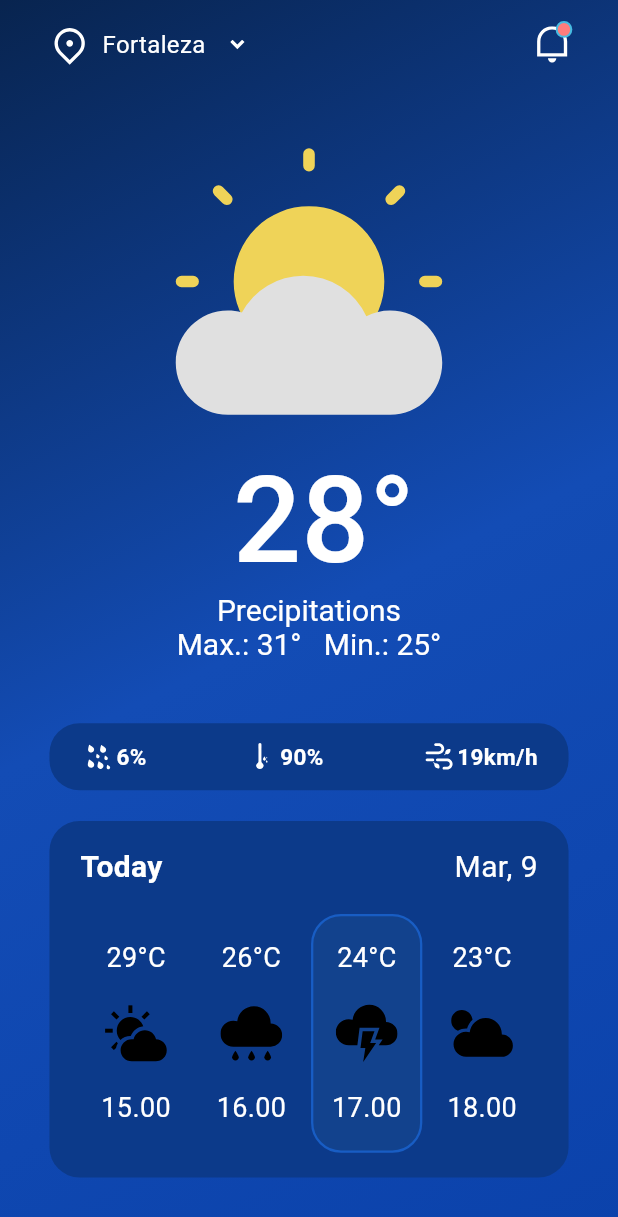
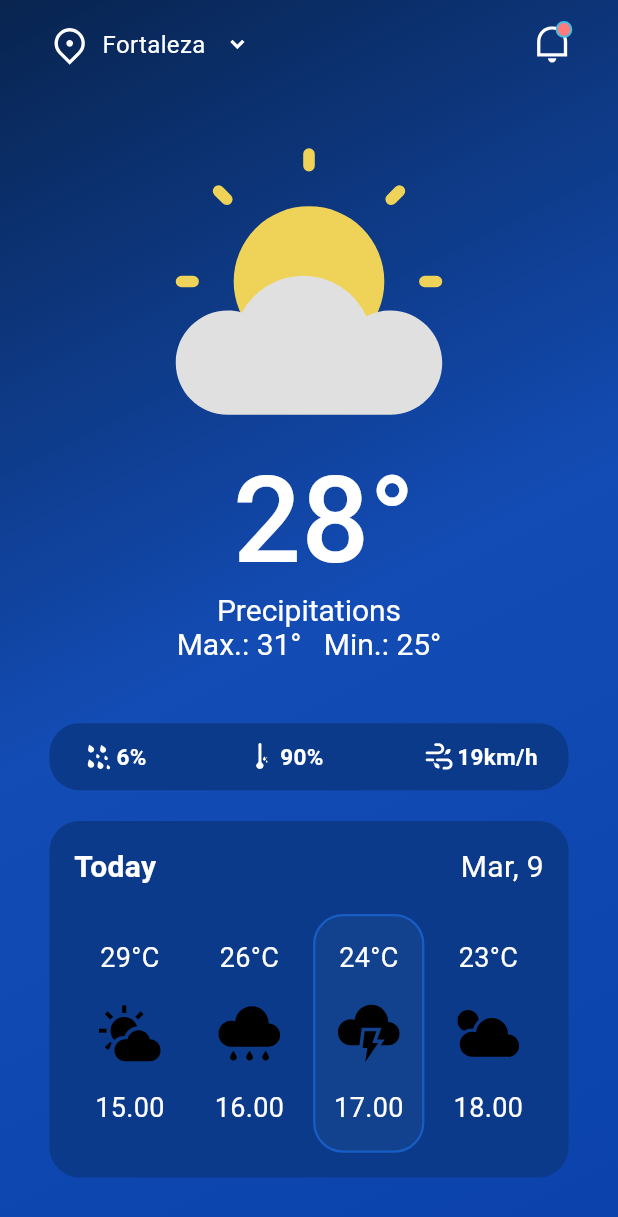
Before and after one commit to Ratndeep1999/weather_app, a Flutter app: the screen it shows after launch, on a phone screen of 412 x 824 dp. Shown: the top 1217 px of the screen. Run offline on Flutter 3.47's test engine with Material 3 defaults, Android fonts, the light colour scheme and no system bars; our stand-ins replace flutter_svg.

Commit message:
today_hourly_forecast_section.dart : BackgroundDecoratedBoxWidget horizontal padding change to 16

```diff
--- a/lib/widgets/today_hourly_forecast_section.dart
+++ b/lib/widgets/today_hourly_forecast_section.dart
@@ -16,7 +16,7 @@ class TodayHourlyForecastSection extends StatelessWidget {
   @override
   Widget build(BuildContext context) {
     return BackgroundDecoratedBoxWidget(
-      horizontalPadding: width * 0.05, //20
+      horizontalPadding: width * 0.04, //16
       verticalPadding: height * 0.02, //16
       customWidget: Column(
         children: [
```
